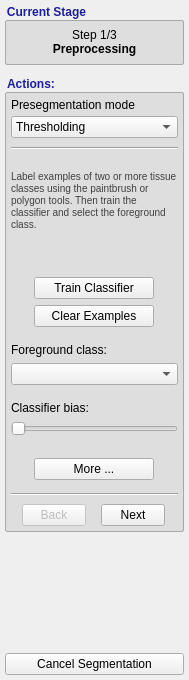
Before: the Qt Designer form GUI/Qt/Components/SnakeWizardPanel.ui in pyushkevich/itksnap, drawn with Qt 5.
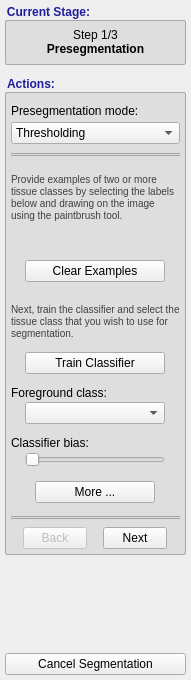
After: the same form once the commit is applied. Icons and pictures are not drawn. Custom widgets are drawn as their Qt base class.

```diff
--- a/GUI/Qt/Components/SnakeWizardPanel.ui
+++ b/GUI/Qt/Components/SnakeWizardPanel.ui
@@ -6,7 +6,7 @@
    <rect>
     <x>0</x>
     <y>0</y>
-    <width>177</width>
+    <width>191</width>
     <height>680</height>
    </rect>
   </property>
@@ -18,7 +18,7 @@
   </property>
   <property name="maximumSize">
    <size>
-    <width>177</width>
+    <width>191</width>
     <height>16777215</height>
    </size>
   </property>
@@ -84,7 +84,7 @@
       </size>
      </property>
      <property name="title">
-      <string>Current Stage</string>
+      <string>Current Stage:</string>
      </property>
      <layout class="QVBoxLayout" name="verticalLayout">
       <property name="leftMargin">
@@ -139,9 +139,9 @@
              <string>&lt;!DOCTYPE HTML PUBLIC &quot;-//W3C//DTD HTML 4.0//EN&quot; &quot;http://www.w3.org/TR/REC-html40/strict.dtd&quot;&gt;
 &lt;html&gt;&lt;head&gt;&lt;meta name=&quot;qrichtext&quot; content=&quot;1&quot; /&gt;&lt;style type=&quot;text/css&quot;&gt;
 p, li { white-space: pre-wrap; }
-&lt;/style&gt;&lt;/head&gt;&lt;body style=&quot; font-family:'Lucida Grande'; font-size:10px; font-weight:400; font-style:normal;&quot;&gt;
-&lt;p align=&quot;center&quot; style=&quot; margin-top:0px; margin-bottom:0px; margin-left:0px; margin-right:0px; -qt-block-indent:0; text-indent:0px;&quot;&gt;&lt;span style=&quot; font-size:12px;&quot;&gt;Step 1/3&lt;/span&gt;&lt;/p&gt;
-&lt;p align=&quot;center&quot; style=&quot; margin-top:0px; margin-bottom:0px; margin-left:0px; margin-right:0px; -qt-block-indent:0; text-indent:0px;&quot;&gt;&lt;span style=&quot; font-size:12px; font-weight:600;&quot;&gt;Preprocessing&lt;/span&gt;&lt;/p&gt;&lt;/body&gt;&lt;/html&gt;</string>
+&lt;/style&gt;&lt;/head&gt;&lt;body style=&quot; font-family:'.Helvetica Neue DeskInterface'; font-size:10px; font-weight:400; font-style:normal;&quot;&gt;
+&lt;p align=&quot;center&quot; style=&quot; margin-top:0px; margin-bottom:0px; margin-left:0px; margin-right:0px; -qt-block-indent:0; text-indent:0px;&quot;&gt;&lt;span style=&quot; font-family:'Lucida Grande'; font-size:12px;&quot;&gt;Step 1/3&lt;/span&gt;&lt;/p&gt;
+&lt;p align=&quot;center&quot; style=&quot; margin-top:0px; margin-bottom:0px; margin-left:0px; margin-right:0px; -qt-block-indent:0; text-indent:0px;&quot;&gt;&lt;span style=&quot; font-family:'Lucida Grande'; font-size:12px; font-weight:600;&quot;&gt;Presegmentation&lt;/span&gt;&lt;/p&gt;&lt;/body&gt;&lt;/html&gt;</string>
             </property>
             <property name="wordWrap">
              <bool>true</bool>
@@ -251,7 +251,7 @@
        <number>0</number>
       </property>
       <property name="topMargin">
-       <number>0</number>
+       <number>6</number>
       </property>
       <property name="rightMargin">
        <number>0</number>
@@ -308,10 +308,10 @@
              <item>
               <widget class="QLabel" name="label_2">
                <property name="text">
-                <string>Presegmentation mode</string>
+                <string>Presegmentation mode:</string>
                </property>
                <property name="wordWrap">
-                <bool>false</bool>
+                <bool>true</bool>
                </property>
               </widget>
              </item>
@@ -326,10 +326,10 @@
               <verstretch>0</verstretch>
              </sizepolicy>
             </property>
-            <property name="maximumSize">
+            <property name="minimumSize">
              <size>
-              <width>16777215</width>
-              <height>16777215</height>
+              <width>150</width>
+              <height>0</height>
              </size>
             </property>
             <item>
@@ -337,16 +337,16 @@
               <string>Thresholding</string>
              </property>
             </item>
+            <item>
+             <property name="text">
+              <string>Classification</string>
+             </property>
+            </item>
             <item>
              <property name="text">
               <string>Clustering</string>
              </property>
             </item>
-            <item>
-             <property name="text">
-              <string>Supervised Classification</string>
-             </property>
-            </item>
             <item>
              <property name="text">
               <string>Edge Attraction</string>
@@ -372,6 +372,12 @@
           </item>
           <item>
            <widget class="Line" name="line">
+            <property name="styleSheet">
+             <string notr="true">border-top:  1px solid rgb(164, 164, 164);
+border-bottom: 1px solid rgb(164,164, 164);
+border-left: 0px;
+border-right: 0px;</string>
+            </property>
             <property name="frameShadow">
              <enum>QFrame::Sunken</enum>
             </property>
@@ -414,6 +420,9 @@
               <property name="leftMargin">
                <number>0</number>
               </property>
+              <property name="topMargin">
+               <number>0</number>
+              </property>
               <property name="rightMargin">
                <number>0</number>
               </property>
@@ -425,6 +434,9 @@
                 <property name="orientation">
                  <enum>Qt::Vertical</enum>
                 </property>
+                <property name="sizeType">
+                 <enum>QSizePolicy::Fixed</enum>
+                </property>
                 <property name="sizeHint" stdset="0">
                  <size>
                   <width>20</width>
@@ -638,6 +650,9 @@
                 <property name="orientation">
                  <enum>Qt::Vertical</enum>
                 </property>
+                <property name="sizeType">
+                 <enum>QSizePolicy::Fixed</enum>
+                </property>
                 <property name="sizeHint" stdset="0">
                  <size>
                   <width>20</width>
@@ -674,7 +689,7 @@
                <number>0</number>
               </property>
               <property name="topMargin">
-               <number>12</number>
+               <number>0</number>
               </property>
               <property name="rightMargin">
                <number>0</number>
@@ -895,14 +910,29 @@
               <property name="leftMargin">
                <number>0</number>
               </property>
+              <property name="topMargin">
+               <number>0</number>
+              </property>
               <property name="rightMargin">
                <number>0</number>
               </property>
               <property name="verticalSpacing">
-               <number>6</number>
+               <number>2</number>
               </property>
-              <item row="14" column="0">
+              <item row="17" column="0" alignment="Qt::AlignHCenter">
                <widget class="QDoubleSlider" name="inClassifyBias">
+                <property name="minimumSize">
+                 <size>
+                  <width>140</width>
+                  <height>0</height>
+                 </size>
+                </property>
+                <property name="maximumSize">
+                 <size>
+                  <width>140</width>
+                  <height>16777215</height>
+                 </size>
+                </property>
                 <property name="toolTip">
                  <string>&lt;html&gt;&lt;head/&gt;&lt;body&gt;&lt;p&gt;Use this slider to bias the classification result towards the foreground class or the background classes. &lt;/p&gt;&lt;/body&gt;&lt;/html&gt;</string>
                 </property>
@@ -911,7 +941,103 @@
                 </property>
                </widget>
               </item>
-              <item row="16" column="0">
+              <item row="4" column="0" alignment="Qt::AlignHCenter">
+               <widget class="QPushButton" name="btnClassifyClearExamples">
+                <property name="sizePolicy">
+                 <sizepolicy hsizetype="Preferred" vsizetype="Fixed">
+                  <horstretch>0</horstretch>
+                  <verstretch>0</verstretch>
+                 </sizepolicy>
+                </property>
+                <property name="minimumSize">
+                 <size>
+                  <width>140</width>
+                  <height>0</height>
+                 </size>
+                </property>
+                <property name="maximumSize">
+                 <size>
+                  <width>140</width>
+                  <height>16777215</height>
+                 </size>
+                </property>
+                <property name="toolTip">
+                 <string>&lt;html&gt;&lt;head/&gt;&lt;body&gt;&lt;p&gt;Clear all the examples of the tissue classes painted in the image. This is useful if you want to retrain your classifier using new examples. It is also a good idea to clear examples before pressing 'Next'.&lt;/p&gt;&lt;/body&gt;&lt;/html&gt;</string>
+                </property>
+                <property name="text">
+                 <string>Clear Examples</string>
+                </property>
+               </widget>
+              </item>
+              <item row="1" column="0">
+               <widget class="QLabel" name="label_12">
+                <property name="sizePolicy">
+                 <sizepolicy hsizetype="Expanding" vsizetype="Preferred">
+                  <horstretch>0</horstretch>
+                  <verstretch>0</verstretch>
+                 </sizepolicy>
+                </property>
+                <property name="minimumSize">
+                 <size>
+                  <width>0</width>
+                  <height>68</height>
+                 </size>
+                </property>
+                <property name="styleSheet">
+                 <string notr="true">font-size:10px;
+color: rgb(64, 64, 64)</string>
+                </property>
+                <property name="text">
+                 <string>&lt;html&gt;&lt;head/&gt;&lt;body&gt;&lt;p&gt;Provide examples of two or more tissue classes by selecting the labels below and drawing on the image using the paintbrush tool.&lt;/p&gt;&lt;/body&gt;&lt;/html&gt;</string>
+                </property>
+                <property name="wordWrap">
+                 <bool>true</bool>
+                </property>
+               </widget>
+              </item>
+              <item row="6" column="0">
+               <widget class="QLabel" name="label_25">
+                <property name="sizePolicy">
+                 <sizepolicy hsizetype="Expanding" vsizetype="Preferred">
+                  <horstretch>0</horstretch>
+                  <verstretch>0</verstretch>
+                 </sizepolicy>
+                </property>
+                <property name="minimumSize">
+                 <size>
+                  <width>0</width>
+                  <height>56</height>
+                 </size>
+                </property>
+                <property name="styleSheet">
+                 <string notr="true">font-size:10px;
+color: rgb(64, 64, 64)</string>
+                </property>
+                <property name="text">
+                 <string>&lt;html&gt;&lt;head/&gt;&lt;body&gt;&lt;p&gt;Next, train the classifier and select the tissue class that you wish to use for segmentation.&lt;/p&gt;&lt;/body&gt;&lt;/html&gt;</string>
+                </property>
+                <property name="wordWrap">
+                 <bool>true</bool>
+                </property>
+               </widget>
+              </item>
+              <item row="3" column="0">
+               <spacer name="verticalSpacer_18">
+                <property name="orientation">
+                 <enum>Qt::Vertical</enum>
+                </property>
+                <property name="sizeType">
+                 <enum>QSizePolicy::Fixed</enum>
+                </property>
+                <property name="sizeHint" stdset="0">
+                 <size>
+                  <width>20</width>
+                  <height>4</height>
+                 </size>
+                </property>
+               </spacer>
+              </item>
+              <item row="19" column="0">
                <widget class="QWidget" name="widget_8" native="true">
                 <layout class="QHBoxLayout" name="horizontalLayout_7">
                  <property name="leftMargin">
@@ -929,36 +1055,47 @@
                 </layout>
                </widget>
               </item>
-              <item row="2" column="0">
-               <widget class="ColorLabelQuickListWidget" name="boxLabelQuickList" native="true">
-                <property name="minimumSize">
+              <item row="15" column="0">
+               <spacer name="verticalSpacer_17">
+                <property name="orientation">
+                 <enum>Qt::Vertical</enum>
+                </property>
+                <property name="sizeType">
+                 <enum>QSizePolicy::Fixed</enum>
+                </property>
+                <property name="sizeHint" stdset="0">
                  <size>
-                  <width>0</width>
-                  <height>20</height>
+                  <width>20</width>
+                  <height>10</height>
                  </size>
                 </property>
-               </widget>
+               </spacer>
               </item>
-              <item row="4" column="0" alignment="Qt::AlignHCenter">
+              <item row="7" column="0" alignment="Qt::AlignHCenter">
                <widget class="QPushButton" name="btnClassifyTrain">
                 <property name="sizePolicy">
-                 <sizepolicy hsizetype="Preferred" vsizetype="Fixed">
+                 <sizepolicy hsizetype="Minimum" vsizetype="Fixed">
                   <horstretch>0</horstretch>
                   <verstretch>0</verstretch>
                  </sizepolicy>
                 </property>
                 <property name="minimumSize">
                  <size>
-                  <width>120</width>
+                  <width>140</width>
                   <height>0</height>
                  </size>
                 </property>
                 <property name="maximumSize">
                  <size>
-                  <width>120</width>
+                  <width>140</width>
                   <height>16777215</height>
                  </size>
                 </property>
+                <property name="font">
+                 <font>
+                  <pointsize>-1</pointsize>
+                 </font>
+                </property>
                 <property name="toolTip">
                  <string>&lt;html&gt;&lt;head/&gt;&lt;body&gt;&lt;p&gt;This button trains the random forest classifier. The classifier assigns a probability value to each voxel of belonging to the 'foreground' class vs. belonging to all other classes. You must train a classifier before proceeding to the next step.&lt;/p&gt;&lt;/body&gt;&lt;/html&gt;</string>
                 </property>
@@ -967,49 +1104,33 @@
                 </property>
                </widget>
               </item>
-              <item row="10" column="0">
+              <item row="13" column="0">
                <widget class="QLabel" name="label_9">
                 <property name="text">
                  <string>Foreground class:</string>
                 </property>
                </widget>
               </item>
-              <item row="11" column="0">
+              <item row="14" column="0" alignment="Qt::AlignHCenter">
                <widget class="QComboBox" name="inClassifyForeground">
+                <property name="minimumSize">
+                 <size>
+                  <width>140</width>
+                  <height>0</height>
+                 </size>
+                </property>
+                <property name="maximumSize">
+                 <size>
+                  <width>150</width>
+                  <height>16777215</height>
+                 </size>
+                </property>
                 <property name="toolTip">
                  <string>&lt;html&gt;&lt;head/&gt;&lt;body&gt;&lt;p&gt;Select the tissue class that you would like to perform segmentation on. The rest of the tissue classes you defined will be considered background.&lt;/p&gt;&lt;/body&gt;&lt;/html&gt;</string>
                 </property>
                </widget>
               </item>
-              <item row="5" column="0" alignment="Qt::AlignHCenter">
-               <widget class="QPushButton" name="btnClassifyClearExamples">
-                <property name="sizePolicy">
-                 <sizepolicy hsizetype="Preferred" vsizetype="Fixed">
-                  <horstretch>0</horstretch>
-                  <verstretch>0</verstretch>
-                 </sizepolicy>
-                </property>
-                <property name="minimumSize">
-                 <size>
-                  <width>120</width>
-                  <height>0</height>
-                 </size>
-                </property>
-                <property name="maximumSize">
-                 <size>
-                  <width>120</width>
-                  <height>16777215</height>
-                 </size>
-                </property>
-                <property name="toolTip">
-                 <string>&lt;html&gt;&lt;head/&gt;&lt;body&gt;&lt;p&gt;Clear all the examples of the tissue classes painted in the image. This is useful if you want to retrain your classifier using new examples. It is also a good idea to clear examples before pressing 'Next'.&lt;/p&gt;&lt;/body&gt;&lt;/html&gt;</string>
-                </property>
-                <property name="text">
-                 <string>Clear Examples</string>
-                </property>
-               </widget>
-              </item>
-              <item row="15" column="0">
+              <item row="18" column="0">
                <spacer name="verticalSpacer_16">
                 <property name="orientation">
                  <enum>Qt::Vertical</enum>
@@ -1025,14 +1146,14 @@
                 </property>
                </spacer>
               </item>
-              <item row="13" column="0">
+              <item row="16" column="0">
                <widget class="QLabel" name="label_24">
                 <property name="text">
                  <string>Classifier bias:</string>
                 </property>
                </widget>
               </item>
-              <item row="17" column="0" alignment="Qt::AlignHCenter">
+              <item row="20" column="0" alignment="Qt::AlignHCenter">
                <widget class="QPushButton" name="btnClassifyDetail">
                 <property name="minimumSize">
                  <size>
@@ -1054,7 +1175,7 @@
                 </property>
                </widget>
               </item>
-              <item row="9" column="0">
+              <item row="12" column="0">
                <spacer name="verticalSpacer_6">
                 <property name="orientation">
                  <enum>Qt::Vertical</enum>
@@ -1070,7 +1191,7 @@
                 </property>
                </spacer>
               </item>
-              <item row="3" column="0">
+              <item row="5" column="0">
                <spacer name="verticalSpacer_14">
                 <property name="orientation">
                  <enum>Qt::Vertical</enum>
@@ -1086,48 +1207,16 @@
                 </property>
                </spacer>
               </item>
-              <item row="1" column="0">
-               <widget class="QLabel" name="label_12">
-                <property name="sizePolicy">
-                 <sizepolicy hsizetype="Expanding" vsizetype="Preferred">
-                  <horstretch>0</horstretch>
-                  <verstretch>0</verstretch>
-                 </sizepolicy>
-                </property>
+              <item row="2" column="0">
+               <widget class="ColorLabelQuickListWidget" name="boxLabelQuickList" native="true">
                 <property name="minimumSize">
                  <size>
                   <width>0</width>
-                  <height>68</height>
+                  <height>20</height>
                  </size>
                 </property>
-                <property name="styleSheet">
-                 <string notr="true">font-size:10px;
-color: rgb(64, 64, 64)</string>
-                </property>
-                <property name="text">
-                 <string>&lt;html&gt;&lt;head/&gt;&lt;body&gt;&lt;p&gt;Label examples of two or more tissue classes using the paintbrush or polygon tools. Then train the classifier and select the foreground class.&lt;/p&gt;&lt;/body&gt;&lt;/html&gt;</string>
-                </property>
-                <property name="wordWrap">
-                 <bool>true</bool>
-                </property>
                </widget>
               </item>
-              <item row="12" column="0">
-               <spacer name="verticalSpacer_17">
-                <property name="orientation">
-                 <enum>Qt::Vertical</enum>
-                </property>
-                <property name="sizeType">
-                 <enum>QSizePolicy::Expanding</enum>
-                </property>
-                <property name="sizeHint" stdset="0">
-                 <size>
-                  <width>20</width>
-                  <height>10</height>
-                 </size>
-                </property>
-               </spacer>
-              </item>
              </layout>
             </widget>
             <widget class="QWidget" name="pgUserSpeed">
@@ -1135,6 +1224,9 @@
               <property name="leftMargin">
                <number>0</number>
               </property>
+              <property name="topMargin">
+               <number>0</number>
+              </property>
               <property name="rightMargin">
                <number>0</number>
               </property>
@@ -1244,6 +1336,9 @@
               <property name="leftMargin">
                <number>0</number>
               </property>
+              <property name="topMargin">
+               <number>0</number>
+              </property>
               <property name="rightMargin">
                <number>0</number>
               </property>
@@ -1304,7 +1399,13 @@
            </widget>
           </item>
           <item>
-           <widget class="Line" name="line_6">
+           <widget class="Line" name="line_2">
+            <property name="styleSheet">
+             <string notr="true">border-top:  1px solid rgb(164, 164, 164);
+border-bottom: 1px solid rgb(164,164, 164);
+border-left: 0px;
+border-right: 0px;</string>
+            </property>
             <property name="frameShadow">
              <enum>QFrame::Sunken</enum>
             </property>
```
